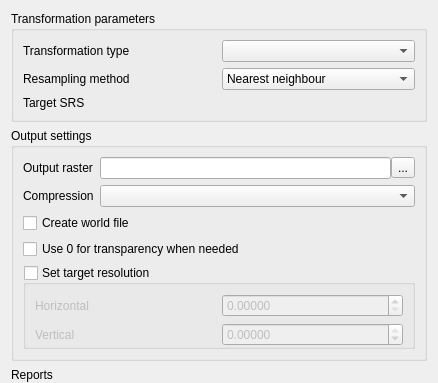
Qt form src/plugins/georeferencer/qgstransformsettingsdialogbase.ui (qgis/QGIS) before a commit; both pictures show x 0 to 438 and y 0 to 383 of the 438 by 572 pixel window.
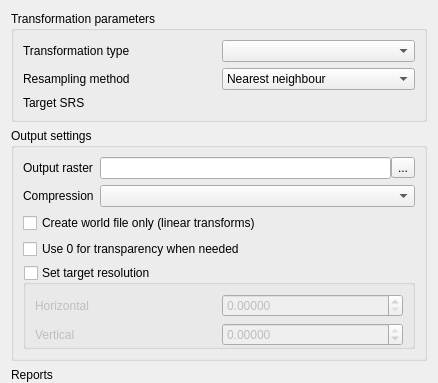
The same form after that commit. Custom widgets are drawn as their Qt base class.

Commit message: [georef] Show messages when georeferencer creates a world file (fix #7429). Also fix raster not loaded into main canvas when creating a world file (fix #10018).

Diff of the .ui file:
```diff
--- a/src/plugins/georeferencer/qgstransformsettingsdialogbase.ui
+++ b/src/plugins/georeferencer/qgstransformsettingsdialogbase.ui
@@ -226,7 +226,7 @@
       <item row="2" column="0" colspan="2">
        <widget class="QCheckBox" name="mWorldFileCheckBox">
         <property name="text">
-         <string>Create world file</string>
+         <string>Create world file only (linear transforms)</string>
         </property>
        </widget>
       </item>
```
The commit also changes 1 other file.
